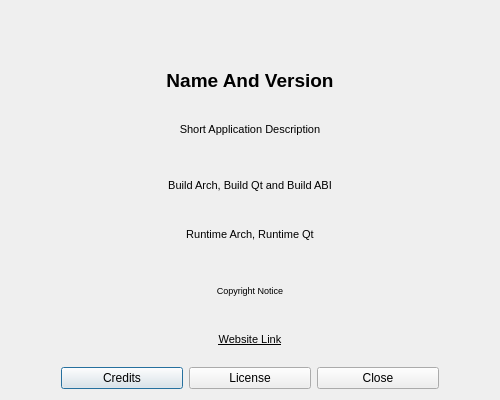
The window that Geometrize/dialog/aboutdialog.ui (Tw1ddle/geometrize) describes before a commit, drawn with Qt 5.
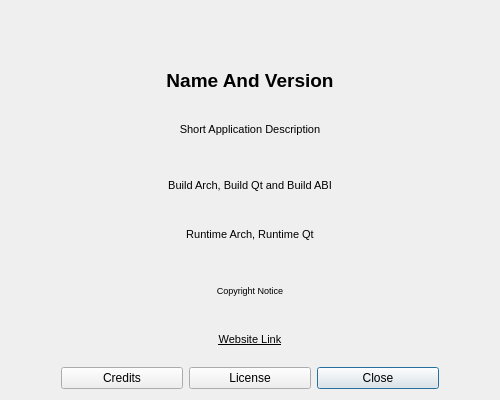
The same window after the commit. Icons and pictures are not drawn.

Diff of the .ui file:
```diff
--- a/Geometrize/dialog/aboutdialog.ui
+++ b/Geometrize/dialog/aboutdialog.ui
@@ -284,6 +284,9 @@
        <property name="text">
         <string>Close</string>
        </property>
+       <property name="default">
+        <bool>true</bool>
+       </property>
       </widget>
      </item>
     </layout>
```
